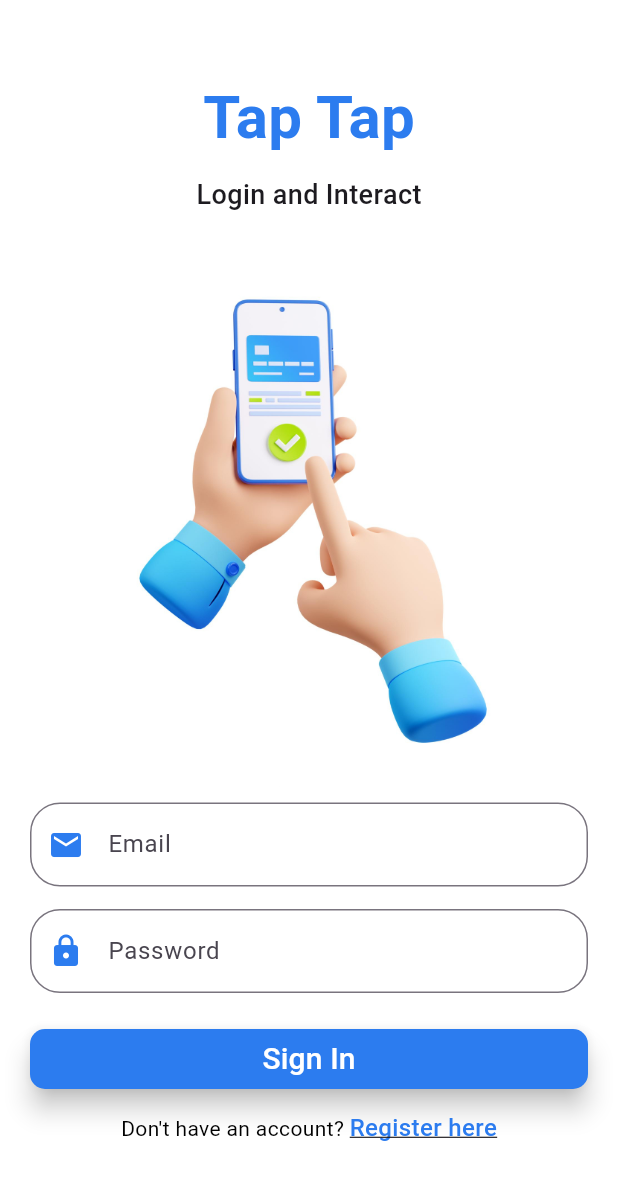
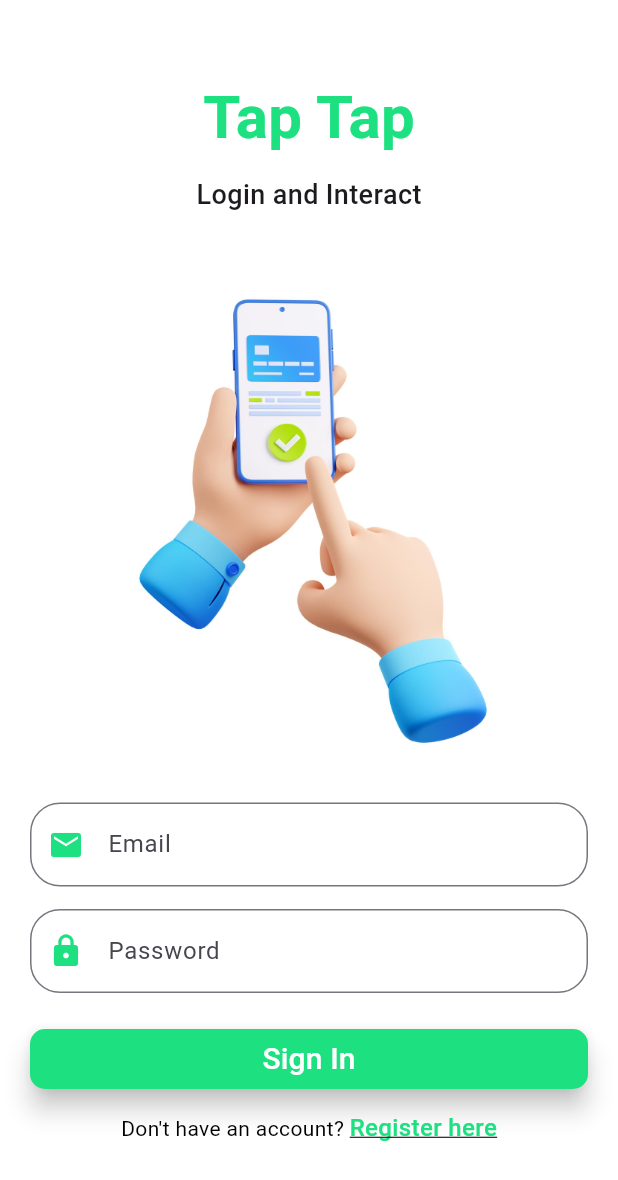
Before and after one commit to Rohankc073/Chatting_App, a Flutter app: the screen it shows after launch, on a phone screen of 412 x 824 dp. Shown: the top 1180 px of the screen. Run offline on Flutter 3.47's test engine with Material 3 defaults, Android fonts, the phone set to English and light mode, and no system bars; our stand-ins replace cloud_firestore, firebase_auth, firebase_core, shared_preferences; missing offline and left inert: cloud_firestore_web, firebase_auth_web, firebase_core_web, shared_preferences_web; accounts and stored records are empty.

Commit message:
Few ui changes

```diff
--- a/lib/pages/auth/login_page.dart
+++ b/lib/pages/auth/login_page.dart
@@ -46,7 +46,7 @@ class _LoginPageState extends State<LoginPage> {
                           style: TextStyle(
                               fontSize: 40,
                               fontWeight: FontWeight.bold,
-                              color: Color(0xFF2C7CEF)),
+                              color: Color(0xFF1DE181)),
                         ),
                         const SizedBox(height: 10),
                         const Text("Login and Interact",
@@ -141,7 +141,7 @@ class _LoginPageState extends State<LoginPage> {
                             TextSpan(
                                 text: "Register here",
                                 style: const TextStyle(
-                                    color: Color(0xFF2C7CEF),
+                                    color: Color(0xFF1DE181),
                                     fontWeight: FontWeight.w500,
                                     fontSize: 16,
                                     decoration: TextDecoration.underline),
--- a/lib/pages/auth/register_page.dart
+++ b/lib/pages/auth/register_page.dart
@@ -40,7 +40,7 @@ class _RegisterPageState extends State<RegisterPage> {
                         const Text(
                           "Tap Tap",
                           style: TextStyle(
-                              fontSize: 40, fontWeight: FontWeight.bold, color: Color(0xFF2C7CEF)),
+                              fontSize: 40, fontWeight: FontWeight.bold, color: Color(0xFF1DE181)),
                         ),
                         const SizedBox(height: 10),
                         const Text(
@@ -156,7 +156,7 @@ class _RegisterPageState extends State<RegisterPage> {
                             TextSpan(
                                 text: "SignIn",
                                 style: const TextStyle(
-                                    color: Color(0xFF2C7CEF),
+                                    color: Color(0xFF1DE181),
                                     decoration: TextDecoration.underline, fontWeight: FontWeight.w500, fontSize: 15),
                                 recognizer: TapGestureRecognizer()
                                   ..onTap = () {
--- a/lib/pages/home_page.dart
+++ b/lib/pages/home_page.dart
@@ -92,7 +92,7 @@ class _HomePageState extends State<HomePage> {
           const Icon(
             Icons.account_circle,
             size: 140,
-            color: Color(0xFF2C7CEF),
+            color: Color(0xFF1DE181),
           ),
           const SizedBox(
             height: 15,
--- a/lib/pages/profile_page.dart
+++ b/lib/pages/profile_page.dart
@@ -36,7 +36,7 @@ class _ProfilePageState extends State<ProfilePage> {
           const Icon(
             Icons.account_circle,
             size: 140,
-            color: Color(0xFF2C7CEF),
+            color: Color(0xFF1DE181),
           ),
           const SizedBox(
             height: 15,
@@ -130,7 +130,7 @@ class _ProfilePageState extends State<ProfilePage> {
             const Icon(
               Icons.account_circle,
               size: 200,
-              color: Color(0xFF2C7CEF),
+              color: Color(0xFF1DE181),
             ),
             const SizedBox(
               height: 15,
--- a/lib/shared/constants.dart
+++ b/lib/shared/constants.dart
@@ -5,5 +5,5 @@ class Constants {
   static String apiKey = "AIzaSyDgLk6nDMxk4v9fCC3uF1W8Fyxn4T_6LVQ";
   static String messagingSenderId = "625116962592";
   static String projectId = "yapyap-887d9";
-  final primaryColor = const Color(0xFF2C7CEF);
+  final primaryColor = const Color(0xFF1DE181);
 }
--- a/lib/widget/widgets.dart
+++ b/lib/widget/widgets.dart
@@ -2,13 +2,13 @@ import 'package:flutter/material.dart';
 const textInputDecoration = InputDecoration(
   labelStyle: TextStyle(color: Colors.black, fontWeight: FontWeight.w300),
   focusedBorder: OutlineInputBorder(
-    borderSide: BorderSide(color: Color(0xFF2C7CEF), width: 2),
+    borderSide: BorderSide(color: Color(0xFF1DE181), width: 2),
   ),
   enabledBorder: OutlineInputBorder(
-    borderSide: BorderSide(color: Color(0xFF2C7CEF), width: 2),
+    borderSide: BorderSide(color: Color(0xFF1DE181), width: 2),
   ),
   errorBorder: OutlineInputBorder(
-    borderSide: BorderSide(color: Color(0xFF2C7CEF), width: 2),
+    borderSide: BorderSide(color: Color(0xFF1DE181), width: 2),
   ),
 );
 
```
